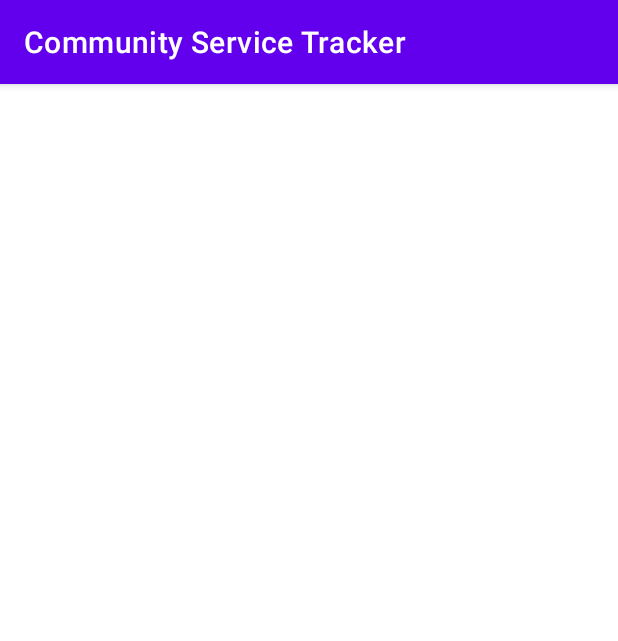
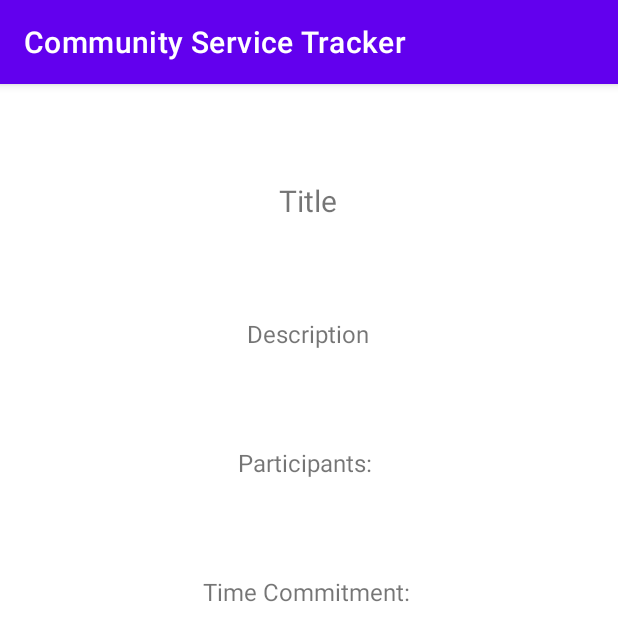
Before and after one commit to philipa18/Community-Service-Tracker, an Android app: the OpportunityDetailActivity screen opened directly, with no data from a screen before it, on a phone screen of 412 x 824 dp. Shown: the top 641 px of the screen. Run offline under Robolectric (Android 15) with nearby library versions, the light colour scheme and no system bars.

Commit message:
Opportunity detail basic UI.

```diff
--- a/app/src/main/res/layout/activity_opportunity_detail.xml
+++ b/app/src/main/res/layout/activity_opportunity_detail.xml
@@ -6,4 +6,50 @@
     android:layout_height="match_parent"
     tools:context=".OpportunityDetailActivity">
 
+    <TextView
+        android:id="@+id/opportunityDescription"
+        android:layout_width="wrap_content"
+        android:layout_height="wrap_content"
+        android:layout_marginTop="64dp"
+        android:text="Description"
+        android:textSize="16sp"
+        app:layout_constraintEnd_toEndOf="parent"
+        app:layout_constraintHorizontal_bias="0.498"
+        app:layout_constraintStart_toStartOf="parent"
+        app:layout_constraintTop_toBottomOf="@+id/opportunityTitle" />
+
+    <TextView
+        android:id="@+id/opportunityParticipants"
+        android:layout_width="wrap_content"
+        android:layout_height="wrap_content"
+        android:layout_marginTop="64dp"
+        android:text="Participants: "
+        android:textSize="16sp"
+        app:layout_constraintEnd_toEndOf="parent"
+        app:layout_constraintHorizontal_bias="0.498"
+        app:layout_constraintStart_toStartOf="parent"
+        app:layout_constraintTop_toBottomOf="@+id/opportunityDescription" />
+
+    <TextView
+        android:id="@+id/opportunityCommitment"
+        android:layout_width="wrap_content"
+        android:layout_height="wrap_content"
+        android:layout_marginTop="64dp"
+        android:text="Time Commitment: "
+        android:textSize="16sp"
+        app:layout_constraintEnd_toEndOf="parent"
+        app:layout_constraintStart_toStartOf="parent"
+        app:layout_constraintTop_toBottomOf="@+id/opportunityParticipants" />
+
+    <TextView
+        android:id="@+id/opportunityTitle"
+        android:layout_width="wrap_content"
+        android:layout_height="wrap_content"
+        android:layout_marginTop="64dp"
+        android:text="Title"
+        android:textSize="20sp"
+        app:layout_constraintEnd_toEndOf="parent"
+        app:layout_constraintHorizontal_bias="0.498"
+        app:layout_constraintStart_toStartOf="parent"
+        app:layout_constraintTop_toTopOf="parent" />
 </androidx.constraintlayout.widget.ConstraintLayout>
```
